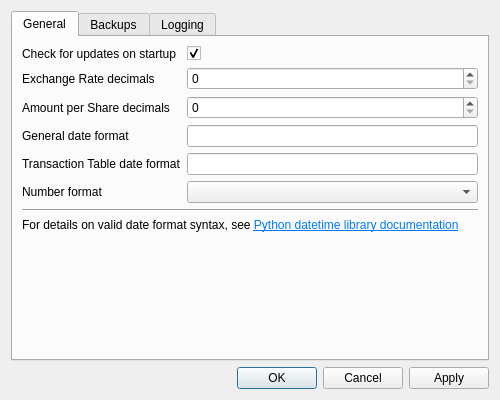
The window that src/views/ui_files/forms/settings_form.ui (JakubFranek/Kapytal) describes before a commit, drawn with Qt 5.
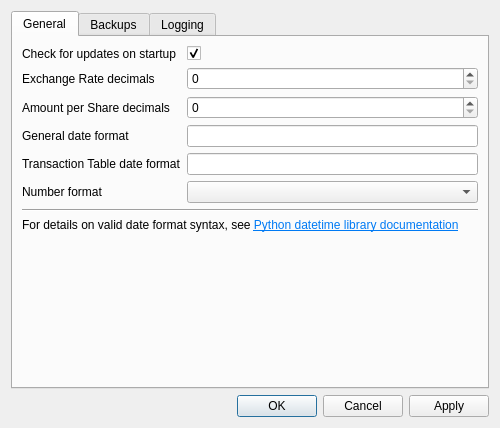
The same window after the commit.

Commit message:
Fix stretching in various dialogs and forms
Fix stretching in ImportTransactionsDialog and SettingsForm.
Set maximum icon size in TransactionFilterForm Type Filter List View
to 16 px.

Patch:
```diff
--- a/src/views/ui_files/forms/settings_form.ui
+++ b/src/views/ui_files/forms/settings_form.ui
@@ -10,7 +10,7 @@
     <x>0</x>
     <y>0</y>
     <width>500</width>
-    <height>400</height>
+    <height>428</height>
    </rect>
   </property>
   <property name="windowTitle">
@@ -26,10 +26,16 @@
       <number>0</number>
      </property>
      <widget class="QWidget" name="generalTab">
+      <property name="sizePolicy">
+       <sizepolicy hsizetype="Preferred" vsizetype="MinimumExpanding">
+        <horstretch>0</horstretch>
+        <verstretch>0</verstretch>
+       </sizepolicy>
+      </property>
       <attribute name="title">
        <string>General</string>
       </attribute>
-      <layout class="QVBoxLayout" name="verticalLayout_3">
+      <layout class="QVBoxLayout" name="verticalLayout_3" stretch="0,0,0,1">
        <item>
         <layout class="QFormLayout" name="formLayout">
          <item row="3" column="0">
@@ -149,7 +155,7 @@
          <property name="sizeHint" stdset="0">
           <size>
            <width>20</width>
-           <height>40</height>
+           <height>0</height>
           </size>
          </property>
         </spacer>
```
Left out of the diff: 46 changed lines with no effect on the pictures. The commit also changes 7 other files.
